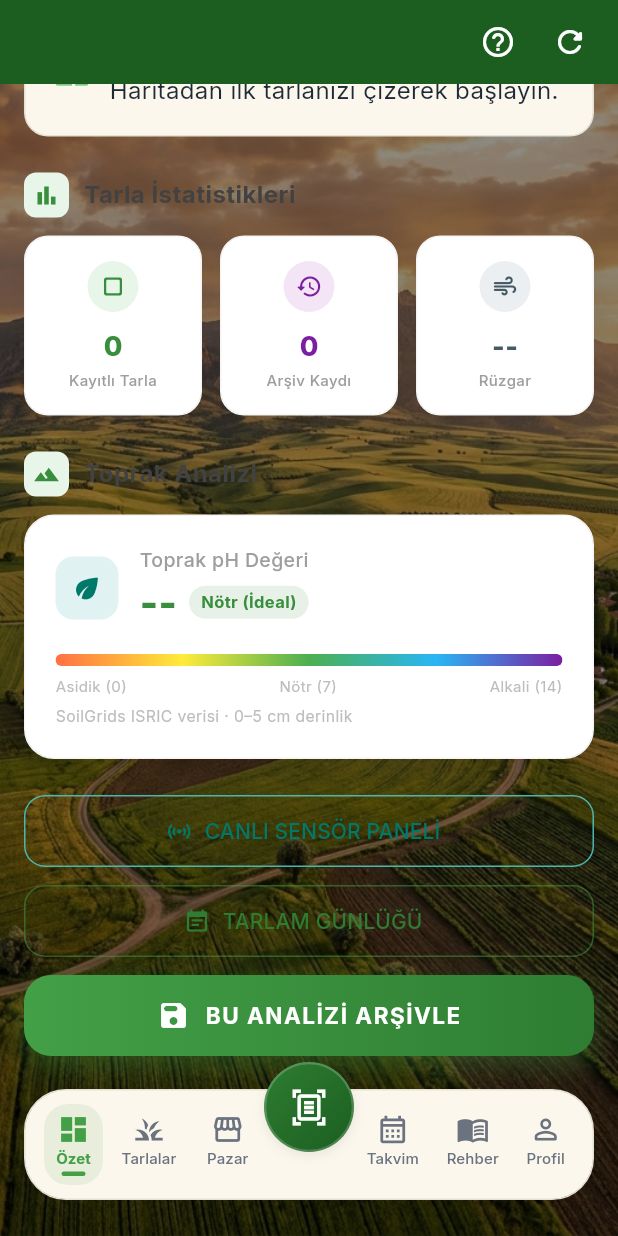
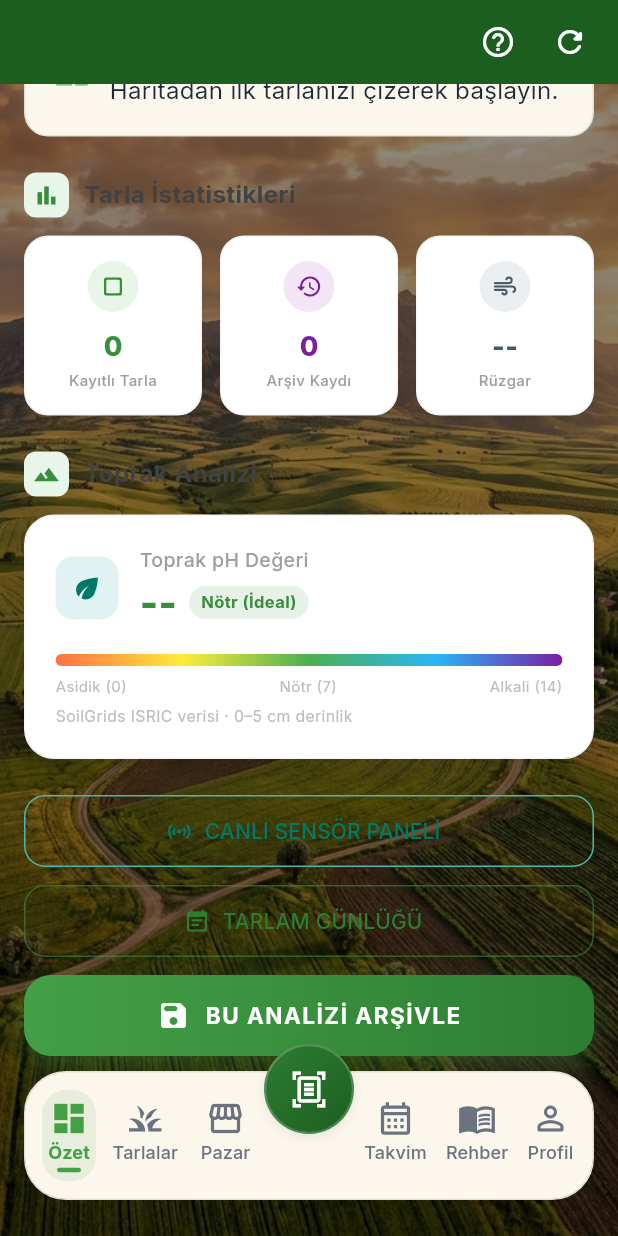
Before and after one commit to Availai/FENG-498-PROJECT, a Flutter app: the screen it shows once a user with an empty profile is signed in, scrolled down 521 dp, on a phone screen of 412 x 824 dp. Run offline on Flutter 3.47's test engine with Material 3 defaults, Android fonts, the phone set to English and light mode, and no system bars; our stand-ins replace cloud_firestore, drift, firebase_auth, firebase_core, firebase_messaging, flutter_dotenv and 14 more; missing offline and left inert: maps_toolkit, sqlite3, workmanager; accounts and stored records are empty; generated files the repository leaves out were written again; statements that could not run were skipped; project files that could hold a hidden picture were left out.

Commit message:
Update navigation bar
x

```diff
--- a/lib/screens/navigation_screen.dart
+++ b/lib/screens/navigation_screen.dart
@@ -227,9 +227,9 @@ class _MainNavigationScreenState extends ConsumerState<MainNavigationScreen>
       padding: const EdgeInsets.fromLTRB(16, 0, 16, 24), // Float above the very bottom
       child: GlassPanel(
         borderRadius: 28,
-        padding: const EdgeInsets.symmetric(horizontal: 8, vertical: 8),
+        padding: const EdgeInsets.symmetric(horizontal: 4, vertical: 8),
         child: SizedBox(
-          height: 56,
+          height: 68,
           child: Row(
             children: [
               // Left: Özet + Tarlalar + Pazar
@@ -324,7 +324,7 @@ class _NavButton extends StatelessWidget {
       behavior: HitTestBehavior.opaque,
       child: AnimatedContainer(
         duration: const Duration(milliseconds: 200),
-        padding: const EdgeInsets.symmetric(horizontal: 8, vertical: 6),
+        padding: const EdgeInsets.symmetric(horizontal: 4, vertical: 6),
         decoration: BoxDecoration(
           color: isActive ? AppColors.emerald.withValues(alpha: 0.1) : Colors.transparent,
           borderRadius: AppRadius.md,
@@ -338,14 +338,14 @@ class _NavButton extends StatelessWidget {
                 isActive ? activeIcon : icon,
                 key: ValueKey(isActive),
                 color: isActive ? AppColors.emerald : AppColors.textTertiary,
-                size: 22,
+                size: 26,
               ),
             ),
             const SizedBox(height: 2),
             AnimatedDefaultTextStyle(
               duration: const Duration(milliseconds: 200),
               style: GoogleFonts.inter(
-                fontSize: 10,
+                fontSize: 12,
                 fontWeight: isActive ? FontWeight.w700 : FontWeight.w500,
                 color: isActive ? AppColors.emerald : AppColors.textTertiary,
                 letterSpacing: 0.1,
```
